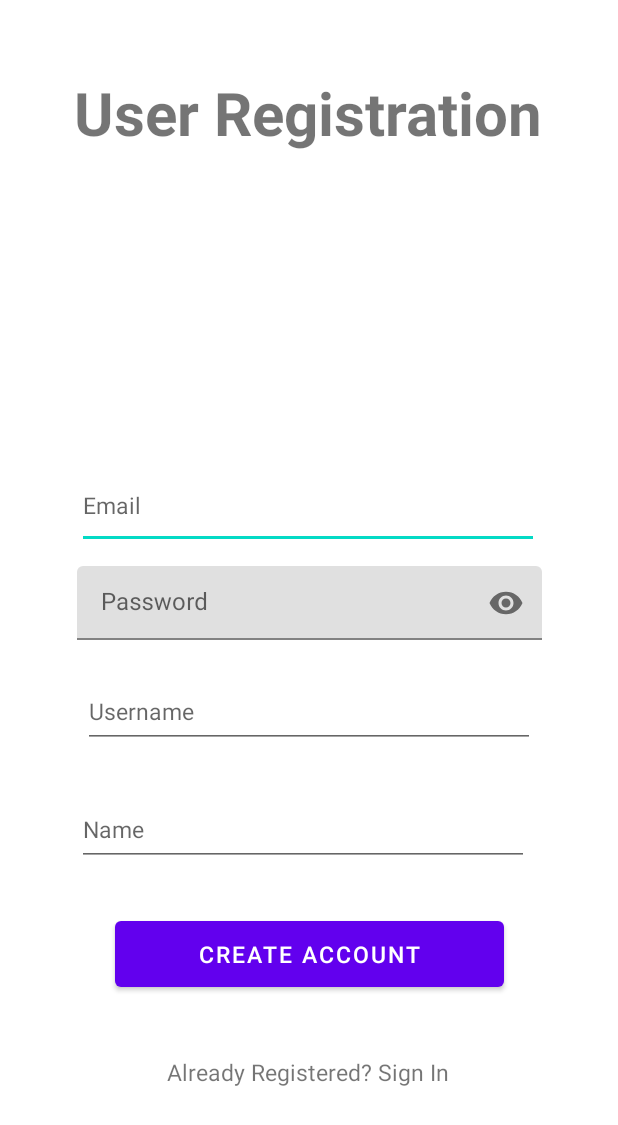
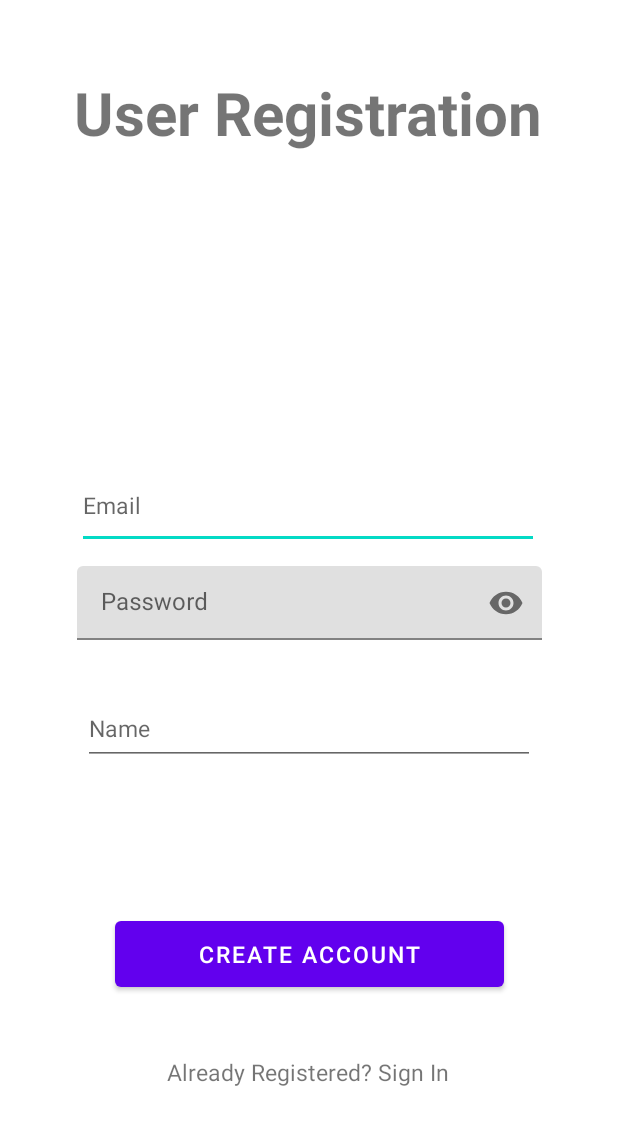
Before and after one commit to DLSUARNOLD/Flush, an Android app: the layout registerform.xml on its own in the app's theme, with its tools: preview values and no code run, on a phone screen of 412 x 824 dp. Shown: the top 1125 px of the screen. Run offline under Robolectric (Android 15) with nearby library versions, the light colour scheme and no system bars.

Commit message:
login is now using Email and password name is now stored under Firebase.displayname

```diff
--- a/app/src/main/java/com/example/mobdeveapplication/datasets/Globals.kt
+++ b/app/src/main/java/com/example/mobdeveapplication/datasets/Globals.kt
@@ -3,8 +3,10 @@ package com.example.mobdeveapplication.datasets
 import android.os.Bundle
 import com.google.firebase.auth.FirebaseAuth
 import com.google.firebase.auth.ktx.auth
+import com.google.firebase.database.FirebaseDatabase
 import com.google.firebase.ktx.Firebase
 
 class Globals {
     var auth: FirebaseAuth = Firebase.auth
+    val firebaseDatabase = FirebaseDatabase.getInstance("https://mobdeve-application-default-rtdb.asia-southeast1.firebasedatabase.app/")
 }
--- a/app/src/main/res/layout/loginform.xml
+++ b/app/src/main/res/layout/loginform.xml
@@ -9,13 +9,13 @@
     tools:layout_editor_absoluteY="0dp">
 
     <EditText
-        android:id="@+id/Usernamebox"
+        android:id="@+id/emailbox"
         android:layout_width="308dp"
         android:layout_height="57dp"
         android:layout_marginTop="212dp"
         android:ems="10"
-        android:hint="@string/username"
-        android:inputType="textPersonName"
+        android:hint="@string/email"
+        android:inputType="textEmailAddress"
         android:minHeight="48dp"
         android:textSize="15sp"
         app:layout_constraintBottom_toTopOf="@+id/Passwordbox"
--- a/app/src/main/res/layout/registerform.xml
+++ b/app/src/main/res/layout/registerform.xml
@@ -30,33 +30,17 @@
         android:layout_width="301dp"
         android:layout_height="48dp"
         android:layout_marginBottom="20dp"
+        android:autofillHints="name"
         android:ems="10"
         android:hint="@string/name"
+        android:inputType="textPersonName"
         android:minHeight="48dp"
         android:textSize="15sp"
         app:layout_constraintBottom_toTopOf="@+id/Submitbutt"
         app:layout_constraintEnd_toEndOf="parent"
-        app:layout_constraintHorizontal_bias="0.463"
-        app:layout_constraintStart_toStartOf="parent"
-        app:layout_constraintTop_toBottomOf="@+id/usernamebox"
-        app:layout_constraintVertical_bias="0.735"
-        android:autofillHints="name"
-        android:inputType="textPersonName" />
-
-    <EditText
-        android:id="@+id/usernamebox"
-        android:layout_width="301dp"
-        android:layout_height="48dp"
-        android:layout_marginTop="24dp"
-        android:ems="10"
-        android:hint="@string/username"
-        android:minHeight="48dp"
-        android:textSize="15sp"
-        app:layout_constraintEnd_toEndOf="parent"
         app:layout_constraintStart_toStartOf="parent"
         app:layout_constraintTop_toBottomOf="@+id/textInputLayout"
-        android:autofillHints="username"
-        android:inputType="textVisiblePassword|textNoSuggestions" />
+        app:layout_constraintVertical_bias="0.313" />
 
     <com.google.android.material.textfield.TextInputLayout
         android:id="@+id/textInputLayout"
--- a/app/src/main/res/values/themes.xml
+++ b/app/src/main/res/values/themes.xml
@@ -1,6 +1,6 @@
 <resources xmlns:tools="http://schemas.android.com/tools">
     <!-- Base application theme. -->
-    <style name="Theme.MOBDEVEAPPLICATION" parent="Theme.MaterialComponents.DayNight.DarkActionBar">
+    <style name="Theme.MOBDEVEAPPLICATION" parent="Theme.MaterialComponents.DayNight.NoActionBar">
         <!-- Primary brand color. -->
         <item name="colorPrimary">@color/purple_500</item>
         <item name="colorPrimaryVariant">@color/purple_700</item>
```
Also changed, not shown: app/src/main/java/com/example/mobdeveapplication/Homepage.kt (+3 -4 lines), app/src/main/java/com/example/mobdeveapplication/Loginform.kt (+27 -27 lines), app/src/main/java/com/example/mobdeveapplication/Profile.kt (+3 -5 lines), app/src/main/java/com/example/mobdeveapplication/Registerform.kt (+9 -5 lines).
